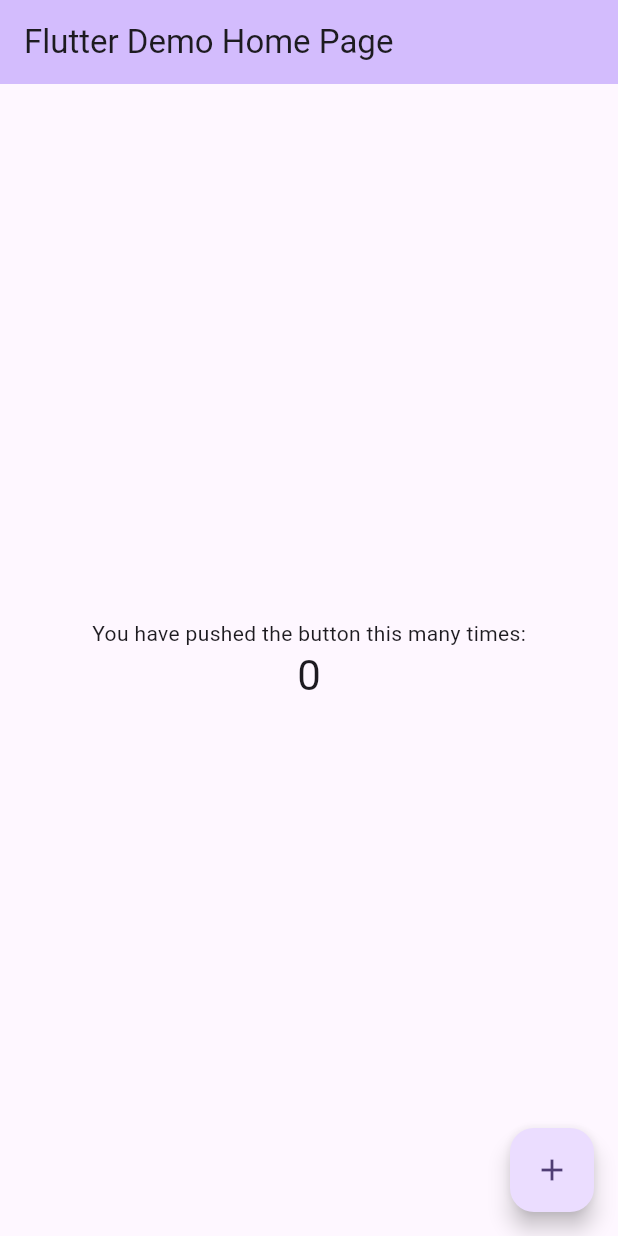
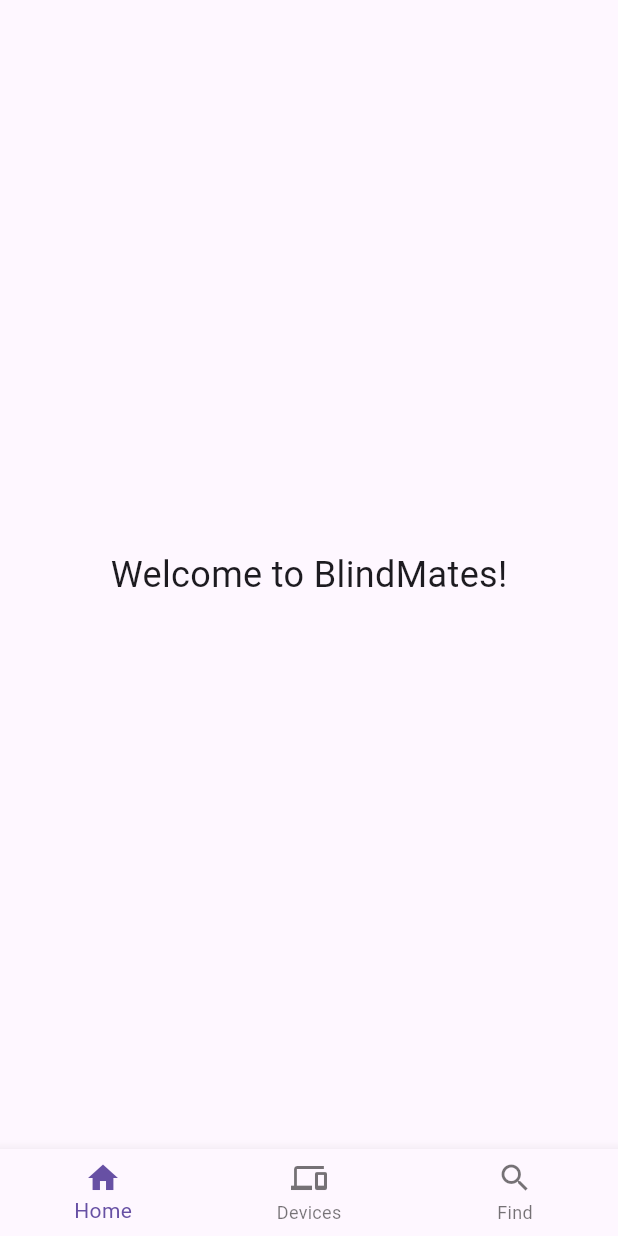
Before and after one commit to alexl011/BlindMates-app, a Flutter app: the screen it shows after launch, on a phone screen of 412 x 824 dp. Run offline on Flutter 3.47's test engine with Material 3 defaults, Android fonts, the phone set to English and light mode, and no system bars.

Commit message:
initial app structure

```diff
--- a/lib/main.dart
+++ b/lib/main.dart
@@ -1,125 +1,120 @@
 import 'package:flutter/material.dart';
 
 void main() {
-  runApp(const MyApp());
+  runApp(BlindMatesApp());
 }
 
-class MyApp extends StatelessWidget {
-  const MyApp({super.key});
-
-  // This widget is the root of your application.
+class BlindMatesApp extends StatelessWidget {
   @override
   Widget build(BuildContext context) {
     return MaterialApp(
-      title: 'Flutter Demo',
-      theme: ThemeData(
-        // This is the theme of your application.
-        //
-        // TRY THIS: Try running your application with "flutter run". You'll see
-        // the application has a purple toolbar. Then, without quitting the app,
-        // try changing the seedColor in the colorScheme below to Colors.green
-        // and then invoke "hot reload" (save your changes or press the "hot
-        // reload" button in a Flutter-supported IDE, or press "r" if you used
-        // the command line to start the app).
-        //
-        // Notice that the counter didn't reset back to zero; the application
-        // state is not lost during the reload. To reset the state, use hot
-        // restart instead.
-        //
-        // This works for code too, not just values: Most code changes can be
-        // tested with just a hot reload.
-        colorScheme: ColorScheme.fromSeed(seedColor: Colors.deepPurple),
-        useMaterial3: true,
-      ),
-      home: const MyHomePage(title: 'Flutter Demo Home Page'),
+      debugShowCheckedModeBanner: false,
+      title: 'BlindMates',
+      theme: ThemeData(primarySwatch: Colors.blue),
+      home: MainScreen(),
     );
   }
 }
 
-class MyHomePage extends StatefulWidget {
-  const MyHomePage({super.key, required this.title});
-
-  // This widget is the home page of your application. It is stateful, meaning
-  // that it has a State object (defined below) that contains fields that affect
-  // how it looks.
-
-  // This class is the configuration for the state. It holds the values (in this
-  // case the title) provided by the parent (in this case the App widget) and
-  // used by the build method of the State. Fields in a Widget subclass are
-  // always marked "final".
-
-  final String title;
-
+class MainScreen extends StatefulWidget {
   @override
-  State<MyHomePage> createState() => _MyHomePageState();
+  _MainScreenState createState() => _MainScreenState();
 }
 
-class _MyHomePageState extends State<MyHomePage> {
-  int _counter = 0;
+class _MainScreenState extends State<MainScreen> {
+  int _currentIndex = 0;
 
-  void _incrementCounter() {
-    setState(() {
-      // This call to setState tells the Flutter framework that something has
-      // changed in this State, which causes it to rerun the build method below
-      // so that the display can reflect the updated values. If we changed
-      // _counter without calling setState(), then the build method would not be
-      // called again, and so nothing would appear to happen.
-      _counter++;
-    });
-  }
+  final List<Widget> _pages = [
+    WelcomePage(),
+    DevicePage(),
+    FindDevicePage(),
+  ];
 
   @override
   Widget build(BuildContext context) {
-    // This method is rerun every time setState is called, for instance as done
-    // by the _incrementCounter method above.
-    //
-    // The Flutter framework has been optimized to make rerunning build methods
-    // fast, so that you can just rebuild anything that needs updating rather
-    // than having to individually change instances of widgets.
     return Scaffold(
-      appBar: AppBar(
-        // TRY THIS: Try changing the color here to a specific color (to
-        // Colors.amber, perhaps?) and trigger a hot reload to see the AppBar
-        // change color while the other colors stay the same.
-        backgroundColor: Theme.of(context).colorScheme.inversePrimary,
-        // Here we take the value from the MyHomePage object that was created by
-        // the App.build method, and use it to set our appbar title.
-        title: Text(widget.title),
+      body: _pages[_currentIndex],
+      bottomNavigationBar: BottomNavigationBar(
+        currentIndex: _currentIndex,
+        onTap: (index) {
+          setState(() {
+            _currentIndex = index;
+          });
+        },
+        items: [
+          BottomNavigationBarItem(icon: Icon(Icons.home), label: "Home"),
+          BottomNavigationBarItem(icon: Icon(Icons.devices), label: "Devices"),
+          BottomNavigationBarItem(icon: Icon(Icons.search), label: "Find"),
+        ],
       ),
-      body: Center(
-        // Center is a layout widget. It takes a single child and positions it
-        // in the middle of the parent.
-        child: Column(
-          // Column is also a layout widget. It takes a list of children and
-          // arranges them vertically. By default, it sizes itself to fit its
-          // children horizontally, and tries to be as tall as its parent.
-          //
-          // Column has various properties to control how it sizes itself and
-          // how it positions its children. Here we use mainAxisAlignment to
-          // center the children vertically; the main axis here is the vertical
-          // axis because Columns are vertical (the cross axis would be
-          // horizontal).
-          //
-          // TRY THIS: Invoke "debug painting" (choose the "Toggle Debug Paint"
-          // action in the IDE, or press "p" in the console), to see the
-          // wireframe for each widget.
-          mainAxisAlignment: MainAxisAlignment.center,
-          children: <Widget>[
-            const Text(
-              'You have pushed the button this many times:',
-            ),
-            Text(
-              '$_counter',
-              style: Theme.of(context).textTheme.headlineMedium,
-            ),
-          ],
-        ),
-      ),
-      floatingActionButton: FloatingActionButton(
-        onPressed: _incrementCounter,
-        tooltip: 'Increment',
-        child: const Icon(Icons.add),
-      ), // This trailing comma makes auto-formatting nicer for build methods.
     );
   }
 }
+
+class WelcomePage extends StatelessWidget {
+  @override
+  Widget build(BuildContext context) {
+    return Center(
+      child: Text(
+        "Welcome to BlindMates!",
+        style: TextStyle(fontSize: 24),
+      ),
+    );
+  }
+}
+
+
+// Device Page
+class DevicePage extends StatelessWidget {
+  final List<Map<String, dynamic>> devices = [
+    {'name': 'Device 1', 'battery': 80},
+    {'name': 'Device 2', 'battery': 50},
+    {'name': 'Device 3', 'battery': 30},
+  ];
+
+  @override
+  Widget build(BuildContext context) {
+    return Scaffold(
+      appBar: AppBar(title: Text('Devices')),
+      body: ListView.builder(
+        itemCount: devices.length,
+        itemBuilder: (context, index) {
+          return ListTile(
+            title: Text(devices[index]['name']),
+            subtitle: Text('Battery: ${devices[index]['battery']}%'),
+            trailing: Icon(Icons.battery_full),
+          );
+        },
+      ),
+    );
+  }
+}
+
+// Find My Device Page
+class FindDevicePage extends StatelessWidget {
+  void playSound(String deviceName) {
+    // Simulate sending signal to device to play sound
+    print('$deviceName is ringing!');
+  }
+
+  final List<String> devices = ['Device 1', 'Device 2', 'Device 3'];
+
+  @override
+  Widget build(BuildContext context) {
+    return Scaffold(
+      appBar: AppBar(title: Text('Find My Device')),
+      body: ListView.builder(
+        itemCount: devices.length,
+        itemBuilder: (context, index) {
+          return ListTile(
+            title: Text(devices[index]),
+            trailing: ElevatedButton(
+              onPressed: () => playSound(devices[index]),
+              child: Text('Ring'),
+            ),
+          );
+        },
+      ),
+    );
+  }
+}
```
Also changed, not shown: 152 other files.
